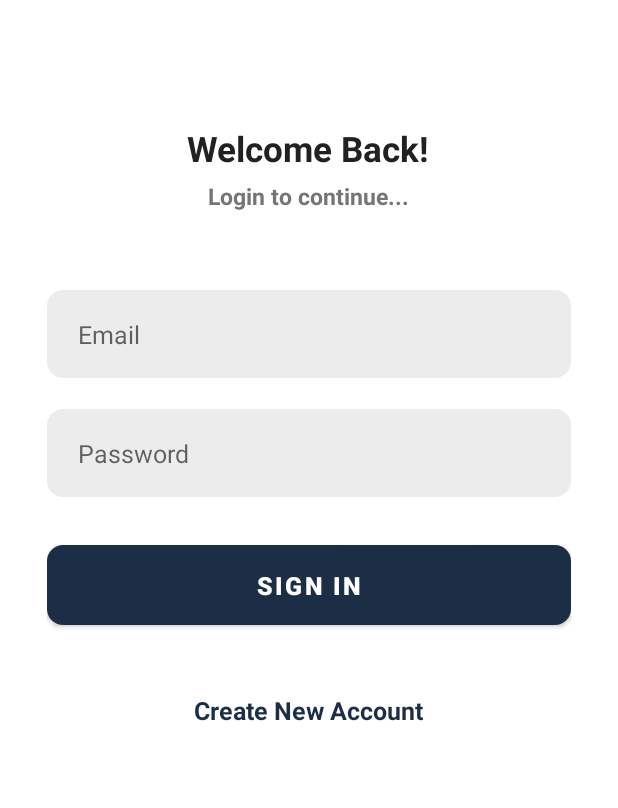
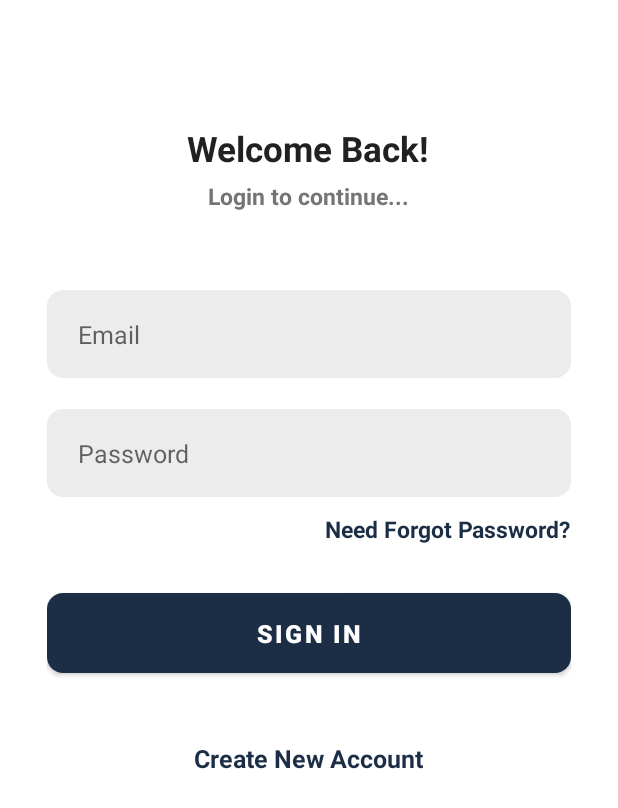
Before and after one commit to julfikar-23/SWE-250_AndroidProject_ChatApp, an Android app: the screen it shows after launch (SignInActivity), on a phone screen of 412 x 824 dp. Shown: the top 808 px of the screen. Run offline under Robolectric (Android 15) with nearby library versions, the phone set to English and light mode, and no system bars; our stand-ins replace Firebase (no records; nobody signed in at launch, a user with empty details on screens opened directly), sdp/ssp sizes.

Commit message:
Added Forgot password option

```diff
--- a/app/src/main/res/layout/activity_signin.xml
+++ b/app/src/main/res/layout/activity_signin.xml
@@ -66,6 +66,17 @@
             android:paddingEnd="@dimen/_16sdp"
             android:textColor="@color/primary_text"
             android:textSize="@dimen/_13ssp" />
+        <TextView
+            android:id="@+id/textForgotPassword"
+            android:layout_width="wrap_content"
+            android:layout_height="wrap_content"
+            android:layout_marginTop="@dimen/_8sdp"
+            android:text="@string/need_forgot_password"
+            android:textColor="@color/primary"
+            android:textSize="@dimen/_12ssp"
+            android:textStyle="bold"
+            android:layout_gravity="end" />
+
 
         <FrameLayout
             android:layout_width="match_parent"
--- a/app/src/main/res/values/strings.xml
+++ b/app/src/main/res/values/strings.xml
@@ -13,4 +13,5 @@
     <string name="select_user">select_user</string>
     <string name="type_a_message">Type a message</string>
     <string name="online">online</string>
+    <string name="need_forgot_password">Need Forgot Password?</string>
 </resources>
```
Also changed, not shown: app/src/main/java/com/example/chatapp/activities/SignInActivity.java (+42 -1 lines).
